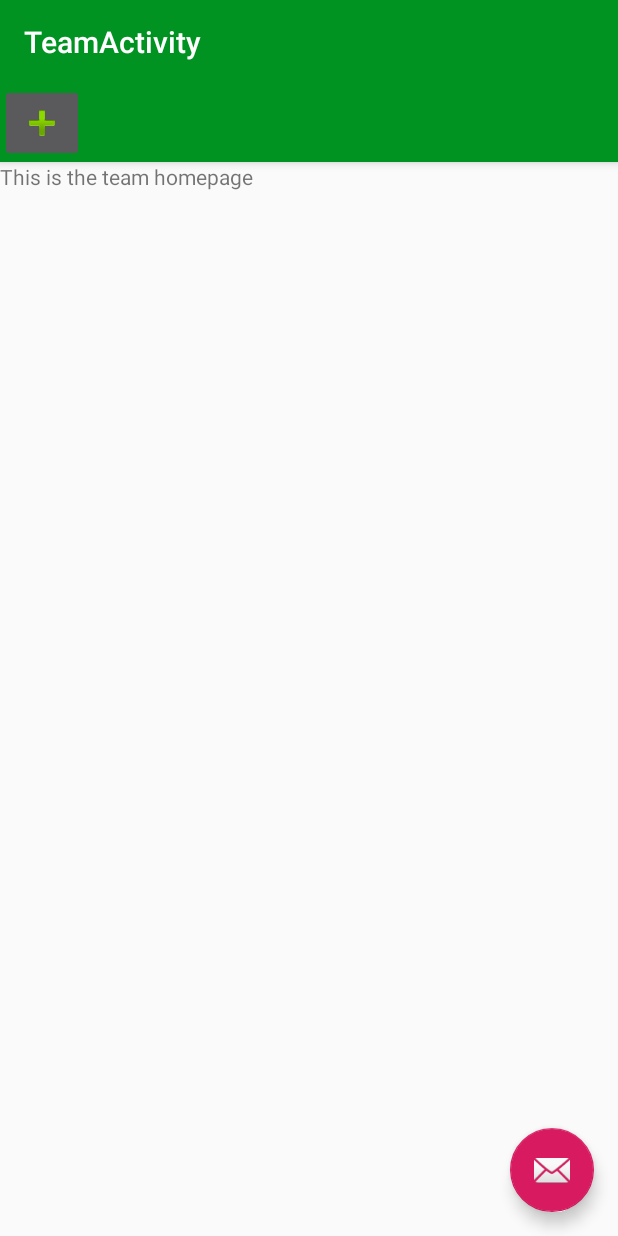
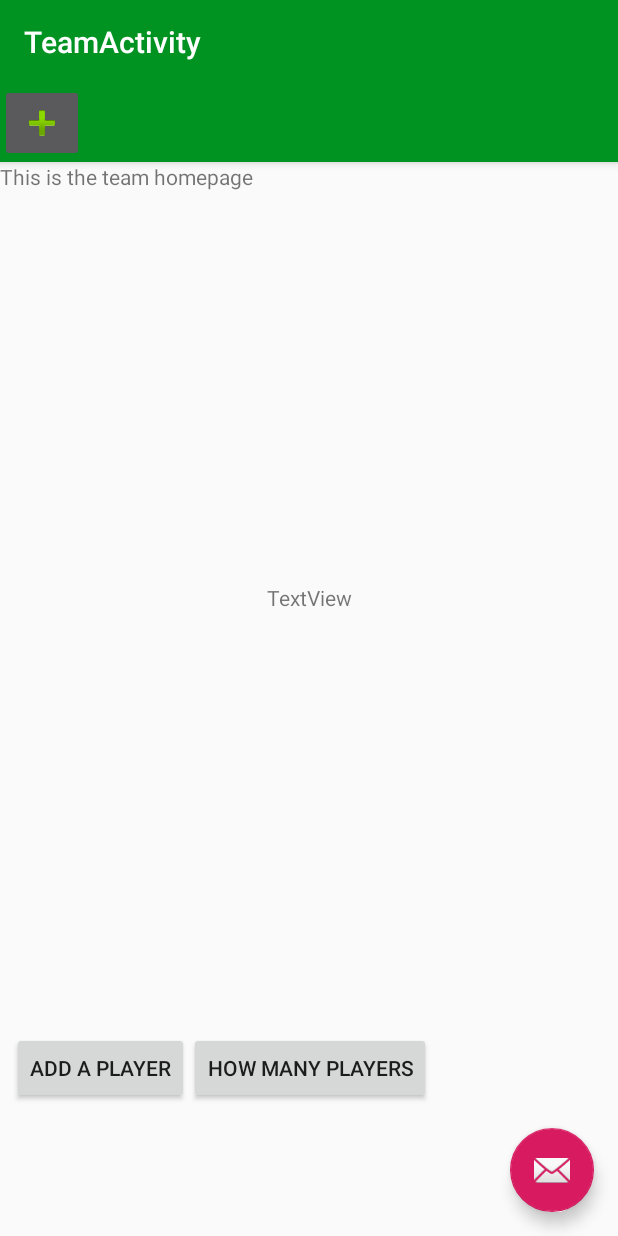
Before and after one commit to kandersonbsu/AndroidSoftballApp, an Android app: the HomepageFragment screen opened directly, with no data from a screen before it, on a phone screen of 412 x 824 dp. Run offline under Robolectric (Android 15) with nearby library versions, the phone set to English and light mode, and no system bars; libraries missing offline, so code that uses them is left out: io.objectbox, io.objectbox.kotlin, io.objectbox.query; 5 statements that could not run were skipped.

Commit message:
Working DB with Team/Player relationship

```diff
--- a/app/src/main/java/com/example/softballapp/Activities/TeamActivity.kt
+++ b/app/src/main/java/com/example/softballapp/Activities/TeamActivity.kt
@@ -7,18 +7,26 @@ import android.support.v4.app.FragmentTransaction
 import android.support.v7.app.AppCompatActivity;
 import android.widget.Button
 import android.widget.ImageButton
+import com.example.softballapp.Fragments.AddPlayerFragment
 import com.example.softballapp.Fragments.HomepageFragment
 import com.example.softballapp.Fragments.TeamFragment
+import com.example.softballapp.ObjectBox
+import com.example.softballapp.Team
+import io.objectbox.kotlin.query
+import io.objectbox.query.QueryBuilder
+import kotlinx.android.synthetic.main.activity_team.*
+import kotlinx.android.synthetic.main.fragment_homepage.*
 import com.example.softballapp.R
-
-import kotlinx.android.synthetic.main.activity_team.*
+import com.example.softballapp.Team_
 
 class TeamActivity : AppCompatActivity(),
     HomepageFragment.OnFragmentInteractionListener,
-    TeamFragment.OnFragmentInteractionListener{
+    TeamFragment.OnFragmentInteractionListener,
+    AddPlayerFragment.OnFragmentInteractionListener{
     lateinit var homepageFrag: HomepageFragment
     lateinit var teamFrag: TeamFragment
-
+    lateinit var addPlayerFrag: AddPlayerFragment
+    lateinit var team:Team
     override fun onFragmentInteraction(uri: Uri) {
 
     }
@@ -30,6 +38,7 @@ class TeamActivity : AppCompatActivity(),
 
         homepageFrag = HomepageFragment.newInstance()
         teamFrag = TeamFragment.newInstance()
+        addPlayerFrag = AddPlayerFragment.newInstance()
 
         fab.setOnClickListener { view ->
             Snackbar.make(view, "Replace with your own action", Snackbar.LENGTH_LONG)
@@ -37,6 +46,10 @@ class TeamActivity : AppCompatActivity(),
         }
 
         val fragButton: ImageButton = findViewById(R.id.imageButton2)
+        var teamName = intent.getStringExtra("Team")
+        val teamBox = ObjectBox.boxStore.boxFor(Team::class.java)
+        val teams:MutableList<Team> = teamBox.query().equal(Team_.teamName,teamName).build().find()
+        team = teams[0]
 
         fragButton.setOnClickListener{
             supportFragmentManager
--- a/app/src/main/java/com/example/softballapp/Fragments/HomepageFragment.kt
+++ b/app/src/main/java/com/example/softballapp/Fragments/HomepageFragment.kt
@@ -4,10 +4,15 @@ import android.content.Context
 import android.net.Uri
 import android.os.Bundle
 import android.support.v4.app.Fragment
+import android.support.v4.app.FragmentTransaction
 import android.view.LayoutInflater
 import android.view.View
 import android.view.ViewGroup
-import com.example.softballapp.R
+import android.widget.Button
+import android.widget.TextView
+import com.example.softballapp.*
+import com.example.softballapp.Activities.TeamActivity
+import io.objectbox.kotlin.query
 
 
 // TODO: Rename parameter arguments, choose names that match
@@ -26,9 +31,11 @@ private const val ARG_PARAM2 = "param2"
  */
 class HomepageFragment : Fragment() {
     // TODO: Rename and change types of parameters
+    lateinit var addPlayerFrag:AddPlayerFragment
     private var param1: String? = null
     private var param2: String? = null
     private var listener: OnFragmentInteractionListener? = null
+    lateinit var act: TeamActivity
 
     override fun onCreate(savedInstanceState: Bundle?) {
         super.onCreate(savedInstanceState)
@@ -36,6 +43,7 @@ class HomepageFragment : Fragment() {
             param1 = it.getString(ARG_PARAM1)
             param2 = it.getString(ARG_PARAM2)
         }
+        addPlayerFrag = AddPlayerFragment.newInstance()
     }
 
     override fun onCreateView(
@@ -43,7 +51,29 @@ class HomepageFragment : Fragment() {
         savedInstanceState: Bundle?
     ): View? {
         // Inflate the layout for this fragment
-        return inflater.inflate(R.layout.fragment_homepage, container, false)
+        val view = inflater.inflate(R.layout.fragment_homepage, container, false)
+        val addPlayerButton:Button = view.findViewById(R.id.addPlayer)
+        val testButton:Button = view.findViewById(R.id.playerNum)
+        val result:TextView = view.findViewById(R.id.textView2)
+        var teamBox = ObjectBox.boxStore.boxFor(Team::class.java)
+        var players:MutableList<String> = ArrayList()
+        val team = act.team
+
+
+        testButton.setOnClickListener {
+            val query = teamBox.query {
+                order(Team_.teamName)
+            }
+            val results = query.find()
+
+            result.text = team.players.size.toString()
+        }
+
+        addPlayerButton.setOnClickListener {
+            CreateFragment(addPlayerFrag)
+        }
+
+        return view
     }
 
     // TODO: Rename method, update argument and hook method into UI event
@@ -53,6 +83,7 @@ class HomepageFragment : Fragment() {
 
     override fun onAttach(context: Context) {
         super.onAttach(context)
+        act = context as TeamActivity
         if (context is OnFragmentInteractionListener) {
             listener = context
         } else {
@@ -81,6 +112,15 @@ class HomepageFragment : Fragment() {
         fun onFragmentInteraction(uri: Uri)
     }
 
+    fun CreateFragment(frag:Fragment){
+        fragmentManager!!
+            .beginTransaction()
+            .replace(R.id.contentTeam, frag)
+            .addToBackStack(frag.toString())
+            .setTransition(FragmentTransaction.TRANSIT_FRAGMENT_OPEN)
+            .commit()
+    }
+
     companion object {
         /**
          * Use this factory method to create a new instance of
--- a/app/src/main/java/com/example/softballapp/Fragments/TeamLoginFragment.kt
+++ b/app/src/main/java/com/example/softballapp/Fragments/TeamLoginFragment.kt
@@ -14,6 +14,7 @@ import android.widget.Spinner
 import com.example.softballapp.*
 import com.example.softballapp.Activities.TeamActivity
 import io.objectbox.kotlin.query
+import com.example.softballapp.Team
 
 
 // TODO: Rename parameter arguments, choose names that match
@@ -70,6 +71,7 @@ class TeamLoginFragment : Fragment() {
         //Login button listener
         login.setOnClickListener {
             val intent = Intent(activity, TeamActivity::class.java)
+            intent.putExtra("Team", spinner.selectedItem.toString())
             startActivity(intent)
         }
 
--- a/app/src/main/res/layout/fragment_homepage.xml
+++ b/app/src/main/res/layout/fragment_homepage.xml
@@ -1,6 +1,6 @@
 <?xml version="1.0" encoding="utf-8"?>
 <FrameLayout xmlns:android="http://schemas.android.com/apk/res/android"
-             xmlns:tools="http://schemas.android.com/tools"
+             xmlns:app="http://schemas.android.com/apk/res-auto" xmlns:tools="http://schemas.android.com/tools"
              android:layout_width="match_parent"
              android:layout_height="match_parent"
              tools:context=".Fragments.HomepageFragment">
@@ -10,10 +10,51 @@
             android:layout_width="match_parent"
             android:layout_height="match_parent">
 
+        <TableLayout
+                android:layout_width="match_parent"
+                android:layout_height="128dp" android:layout_marginBottom="8dp"
+                app:layout_constraintBottom_toBottomOf="parent" app:layout_constraintStart_toStartOf="parent"
+                android:layout_marginLeft="8dp" android:layout_marginStart="8dp"
+                app:layout_constraintEnd_toEndOf="parent" android:layout_marginEnd="8dp"
+                android:layout_marginRight="8dp" android:id="@+id/tableLayout">
+
+            <TableRow android:layout_width="match_parent" android:layout_height="match_parent">
+                <LinearLayout
+                        android:orientation="horizontal"
+                        android:layout_width="match_parent"
+                        android:layout_height="match_parent">
+                </LinearLayout>
+            </TableRow>
+            <TableRow android:layout_width="match_parent" android:layout_height="match_parent">
+                <LinearLayout
+                        android:orientation="horizontal"
+                        android:layout_width="match_parent"
+                        android:layout_height="match_parent">
+                    <Button
+                            android:text="Add a Player"
+                            android:layout_width="wrap_content"
+                            android:layout_height="wrap_content" android:id="@+id/addPlayer" android:layout_weight="1"/>
+                    <Button
+                            android:text="How Many Players"
+                            android:layout_width="wrap_content"
+                            android:layout_height="wrap_content" android:id="@+id/playerNum" android:layout_weight="1"/>
+                </LinearLayout>
+            </TableRow>
+        </TableLayout>
         <TextView
                 android:layout_width="match_parent"
                 android:layout_height="match_parent"
-                android:text="This is the team homepage"/>
+                android:text="This is the team homepage" android:id="@+id/playerTest"/>
+        <TextView
+                android:text="TextView"
+                android:layout_width="wrap_content"
+                android:layout_height="wrap_content"
+                android:id="@+id/textView2" app:layout_constraintStart_toStartOf="parent"
+                android:layout_marginLeft="8dp" android:layout_marginStart="8dp"
+                app:layout_constraintEnd_toEndOf="parent" android:layout_marginEnd="8dp"
+                android:layout_marginRight="8dp" android:layout_marginTop="8dp"
+                app:layout_constraintTop_toTopOf="parent" android:layout_marginBottom="8dp"
+                app:layout_constraintBottom_toTopOf="@+id/tableLayout"/>
     </android.support.constraint.ConstraintLayout>
 
 </FrameLayout>
```
Also changed, not shown: app/src/main/java/com/example/softballapp/Fragments/AddPlayerFragment.kt (added, +124 -0 lines), app/src/main/java/com/example/softballapp/Fragments/CreateTeamFragment.kt (+4 -7 lines), app/src/main/java/com/example/softballapp/Player.kt (+16 -1 lines), app/src/main/java/com/example/softballapp/Position.kt (deleted, +0 -20 lines), app/src/main/java/com/example/softballapp/Team.kt (+4 -5 lines), app/src/main/res/layout/fragment_add_player.xml (added, +72 -0 lines), app/src/main/res/values/strings.xml (+13 -0 lines), 653 other files.
